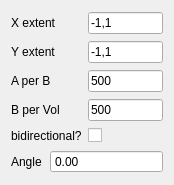
Above: RasterScanConfigWidget.ui from djsperka/vortup before the change. Below: the same form after it.
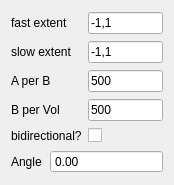
That is the form after the change.

Commit message: rename and relabel X/Y to SLOW/FAST where appropriate. This isn't intuitive to the user, but it is accurate. Better way to experss this?

The edit to the form file:
```diff
--- a/RasterScanConfigWidget.ui
+++ b/RasterScanConfigWidget.ui
@@ -17,7 +17,7 @@
    <item row="0" column="0" colspan="2">
     <widget class="QLabel" name="label">
      <property name="text">
-      <string>X extent</string>
+      <string>fast extent</string>
      </property>
     </widget>
    </item>
@@ -43,7 +43,7 @@
    <item row="1" column="0" colspan="2">
     <widget class="QLabel" name="label_5">
      <property name="text">
-      <string>Y extent</string>
+      <string>slow extent</string>
      </property>
     </widget>
    </item>
```
Left out of the diff: 4 changed lines with no effect on the pictures. The commit also changes 9 other files.
